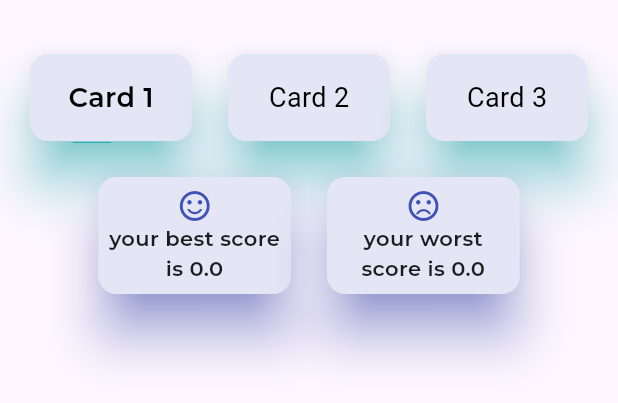
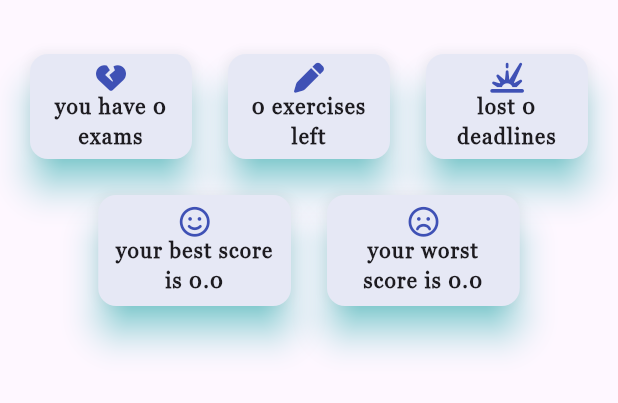
Before and after one commit to nforoutann/unisphere-management-app, a Flutter app: the StudentHomeScreen widget shown alone on an empty page, opened directly with empty values, on a phone screen of 412 x 824 dp. Shown: the top 403 px of the screen. Run offline on Flutter 3.47's test engine with Material 3 defaults, Android fonts, the phone set to English and light mode, and no system bars; our stand-ins replace curved_navigation_bar, delightful_toast, font_awesome_flutter.

Commit message:
feat: the first part of home page completed

```diff
--- a/frontend/lib/objects/Student.dart
+++ b/frontend/lib/objects/Student.dart
@@ -11,6 +11,7 @@ class Student extends User {
   int? numberOfLeftAssignments;
   int? numberOfExams;
   List<Assignment> doneAssignments = [];
+  int? numberOfLostAssignments;
 
   Student({
     required String name,
@@ -28,6 +29,7 @@ class Student extends User {
     required this.numberOfLeftAssignments,
     required this.doneAssignments,
     required this.numberOfExams,
+    required this.numberOfLostAssignments,
   }) : super(
     name: name,
     username: username,
@@ -76,6 +78,7 @@ class Student extends User {
       numberOfLeftAssignments: json['numberOfLeftAssignments'],
       doneAssignments: assignmentsList,
       numberOfExams: json['numberOfExams'],
+      numberOfLostAssignments: json['numberOfLostAssignments']
     );
   }
 }
--- a/frontend/lib/screens/student-home-screen.dart
+++ b/frontend/lib/screens/student-home-screen.dart
@@ -1,6 +1,6 @@
 import 'package:flutter/material.dart';
 import 'package:frontend/objects/Student.dart';
-import 'package:flutter_svg/flutter_svg.dart';
+import 'package:font_awesome_flutter/font_awesome_flutter.dart';
 
 class StudentHomeScreen extends StatefulWidget {
   Student? student;
@@ -33,22 +33,34 @@ class _StudentHomeScreenState extends State<StudentHomeScreen> {
                           margin: EdgeInsets.all(8.0),
                           color: Colors.indigo,
                         ),
-                        const Card(
+                        Card(
                           surfaceTintColor: Colors.indigo,
-                          elevation: 15,
+                          elevation: 10,
                           shadowColor: Colors.cyanAccent,
                           color: Colors.white,
                           child: Padding(
-                            padding: EdgeInsets.all(16),
+                            padding: EdgeInsets.all(5),
                             child: Center(
+                              child: Column(
+                                children: [
+                                  const FaIcon(
+                                    FontAwesomeIcons.heartCrack,
+                                    size: 20,
+                                    color: Colors.indigo,
+                                  ),
+                                  Center(
                                       child: Text(
-                                'Card 1',
-                                style: TextStyle(
-                                  fontFamily: 'Montserrat',
-                                  color: Colors.black,
-                                  fontSize: 18,
+                                        textAlign: TextAlign.center,
+                                        'you have ${widget.student!.numberOfExams} exams',
+                                        style: const TextStyle(
+                                            fontFamily: 'Georgia',
+                                            letterSpacing: 0.8,
+                                            fontWeight: FontWeight.w600
                                         ),
-                              ),
+                                      )
+                                  )
+                                ],
+                              )
                             ),
                           ),
                         ),
@@ -63,21 +75,34 @@ class _StudentHomeScreenState extends State<StudentHomeScreen> {
                           margin: EdgeInsets.all(8.0),
                           color: Colors.indigo,
                         ),
-                        const Card(
+                        Card(
                           surfaceTintColor: Colors.indigo,
                           shadowColor: Colors.cyanAccent,
-                          elevation: 15, // Increase this value for a more prominent shadow
+                          elevation: 10,
                           color: Colors.white,
                           child: Padding(
-                            padding: EdgeInsets.all(16),
+                            padding: EdgeInsets.all(5),
                             child: Center(
+                              child: Column(
+                                children: [
+                                  const FaIcon(
+                                    FontAwesomeIcons.pen,
+                                    size: 20,
+                                    color: Colors.indigo,
+                                  ),
+                                  Center(
                                       child: Text(
-                                'Card 2',
-                                style: TextStyle(
-                                  color: Colors.black,
-                                  fontSize: 18,
+                                        textAlign: TextAlign.center,
+                                        '${widget.student!.numberOfLeftAssignments} exercises left',
+                                        style: const TextStyle(
+                                            fontFamily: 'Georgia',
+                                            letterSpacing: 0.8,
+                                            fontWeight: FontWeight.w600
                                         ),
-                              ),
+                                      )
+                                  )
+                                ],
+                              )
                             ),
                           ),
                         ),
@@ -92,21 +117,34 @@ class _StudentHomeScreenState extends State<StudentHomeScreen> {
                           margin: EdgeInsets.all(8.0),
                           color: Colors.indigo,
                         ),
-                        const Card(
+                        Card(
                           surfaceTintColor: Colors.indigo,
                           shadowColor: Colors.cyanAccent,
-                          elevation: 15,
+                          elevation: 10,
                           color: Colors.white,
                           child: Padding(
-                            padding: EdgeInsets.all(16),
+                            padding: EdgeInsets.all(5),
                             child: Center(
+                              child: Column(
+                                children: [
+                                  const FaIcon(
+                                    FontAwesomeIcons.explosion,
+                                    size: 20,
+                                    color: Colors.indigo,
+                                  ),
+                                  Center(
                                       child: Text(
-                                'Card 3',
-                                style: TextStyle(
-                                  color: Colors.black,
-                                  fontSize: 18,
+                                        textAlign: TextAlign.center,
+                                        'lost ${widget.student!.numberOfLostAssignments==null ? 0 : widget.student!.numberOfLostAssignments} deadlines',
+                                        style: const TextStyle(
+                                            fontFamily: 'Georgia',
+                                            letterSpacing: 0.8,
+                                            fontWeight: FontWeight.w600,
                                         ),
-                              ),
+                                      )
+                                  )
+                                ],
+                              )
                             ),
                           ),
                         ),
@@ -129,16 +167,17 @@ class _StudentHomeScreenState extends State<StudentHomeScreen> {
                         ),
                         Card(
                           surfaceTintColor: Colors.indigo,
-                          shadowColor: Colors.indigoAccent,
-                          elevation: 15,
+                          shadowColor: Colors.cyanAccent,
+                          elevation: 10,
                           color: Colors.white,
                           child: Padding(
                             padding: EdgeInsets.all(7),
                             child: Center(
                                 child: Column(
                                   children: [
-                                    const Icon(
-                                        Icons.sentiment_satisfied_sharp,
+                                    FaIcon(
+                                      FontAwesomeIcons.faceSmile,
+                                      size: 20,
                                       color: Colors.indigo,
                                     ),
                                     Center(
@@ -146,8 +185,9 @@ class _StudentHomeScreenState extends State<StudentHomeScreen> {
                                           textAlign: TextAlign.center,
                                           'your best score is ${widget.student!.bestScore}',
                                           style: const TextStyle(
-                                              fontFamily: 'Montserrat',
-                                              fontWeight: FontWeight.w600,
+                                              fontFamily: 'Georgia',
+                                              letterSpacing: 0.8,
+                                              fontWeight: FontWeight.w600
                                           ),
                                         )
                                     )
@@ -170,26 +210,27 @@ class _StudentHomeScreenState extends State<StudentHomeScreen> {
                         ),
                         Card(
                           surfaceTintColor: Colors.indigo,
-                          shadowColor: Colors.indigoAccent,
-                          elevation: 15,
+                          shadowColor: Colors.cyanAccent,
+                          elevation: 10,
                           color: Colors.white,
                           child: Padding(
                             padding: EdgeInsets.all(7),
                             child: Center(
                               child: Column(
                                 children: [
-                                 const Icon(
-                                      Icons.sentiment_dissatisfied_sharp,
+                                 const FaIcon(
+                                   FontAwesomeIcons.faceFrown,
+                                   size: 20,
                                    color: Colors.indigo,
-
                                  ),
                                   Center(
                                       child: Text(
                                         textAlign: TextAlign.center,
                                         'your worst score is ${widget.student!.worstScore}',
                                       style: const TextStyle(
-                                          fontFamily: 'Montserrat',
-                                        fontWeight: FontWeight.w500
+                                          fontFamily: 'Georgia',
+                                          letterSpacing: 0.8,
+                                          fontWeight: FontWeight.w600
                                       ),
                                     )
                                   )
--- a/frontend/pubspec.yaml
+++ b/frontend/pubspec.yaml
@@ -43,6 +43,7 @@ dependencies:
   # The following adds the Cupertino Icons font to your application.
   # Use with the CupertinoIcons class for iOS style icons.
   cupertino_icons: ^1.0.8
+  font_awesome_flutter: ^10.7.0
 
 dev_dependencies:
   flutter_test:
```
Also changed, not shown: frontend/pubspec.lock, 4 other files. Lines whose indentation alone changed are shown as unchanged.
